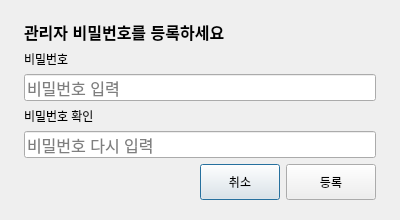
Old version of the form soy-pc/ui/admin_registration_dialog.ui in the repository woolimi/soy-factory.
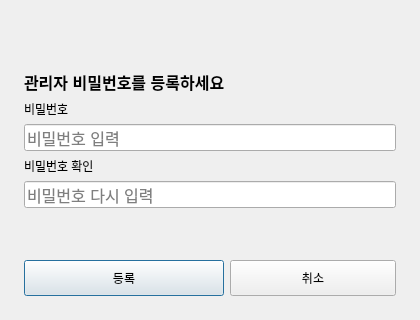
New version of the form.

Commit message: admin registration dialog ui fix

Patch:
```diff
--- a/soy-pc/ui/admin_registration_dialog.ui
+++ b/soy-pc/ui/admin_registration_dialog.ui
@@ -6,10 +6,16 @@
    <rect>
     <x>0</x>
     <y>0</y>
-    <width>400</width>
-    <height>220</height>
+    <width>420</width>
+    <height>320</height>
    </rect>
   </property>
+  <property name="minimumSize">
+   <size>
+    <width>400</width>
+    <height>280</height>
+   </size>
+  </property>
   <property name="windowTitle">
    <string>최초 설정</string>
   </property>
@@ -17,12 +23,25 @@
    <property name="geometry">
     <rect>
      <x>24</x>
-     <y>20</y>
-     <width>352</width>
-     <height>180</height>
+     <y>24</y>
+     <width>372</width>
+     <height>272</height>
     </rect>
    </property>
    <layout class="QVBoxLayout" name="verticalLayout">
+    <item>
+     <spacer name="verticalSpacer_top">
+      <property name="orientation">
+       <enum>Qt::Orientation::Vertical</enum>
+      </property>
+      <property name="sizeHint" stdset="0">
+       <size>
+        <width>20</width>
+        <height>30</height>
+       </size>
+      </property>
+     </spacer>
+    </item>
     <item>
      <widget class="QLabel" name="label_prompt">
       <property name="font">
@@ -81,20 +100,33 @@
       </property>
      </widget>
     </item>
+    <item>
+     <spacer name="verticalSpacer_bottom">
+      <property name="orientation">
+       <enum>Qt::Orientation::Vertical</enum>
+      </property>
+      <property name="sizeHint" stdset="0">
+       <size>
+        <width>20</width>
+        <height>40</height>
+       </size>
+      </property>
+     </spacer>
+    </item>
     <item>
      <layout class="QHBoxLayout" name="horizontalLayout_buttons">
       <item>
-       <spacer name="horizontalSpacer">
-        <property name="orientation">
-         <enum>Qt::Orientation::Horizontal</enum>
-        </property>
-        <property name="sizeHint" stdset="0">
+       <widget class="QPushButton" name="button_ok">
+        <property name="minimumSize">
          <size>
-          <width>40</width>
-          <height>20</height>
+          <width>200</width>
+          <height>36</height>
          </size>
         </property>
-       </spacer>
+        <property name="text">
+         <string>등록</string>
+        </property>
+       </widget>
       </item>
       <item>
        <widget class="QPushButton" name="button_cancel">
@@ -109,19 +141,6 @@
         </property>
        </widget>
       </item>
-      <item>
-       <widget class="QPushButton" name="button_ok">
-        <property name="minimumSize">
-         <size>
-          <width>90</width>
-          <height>36</height>
-         </size>
-        </property>
-        <property name="text">
-         <string>등록</string>
-        </property>
-       </widget>
-      </item>
      </layout>
     </item>
    </layout>
```
The commit also changes 3 other files.
